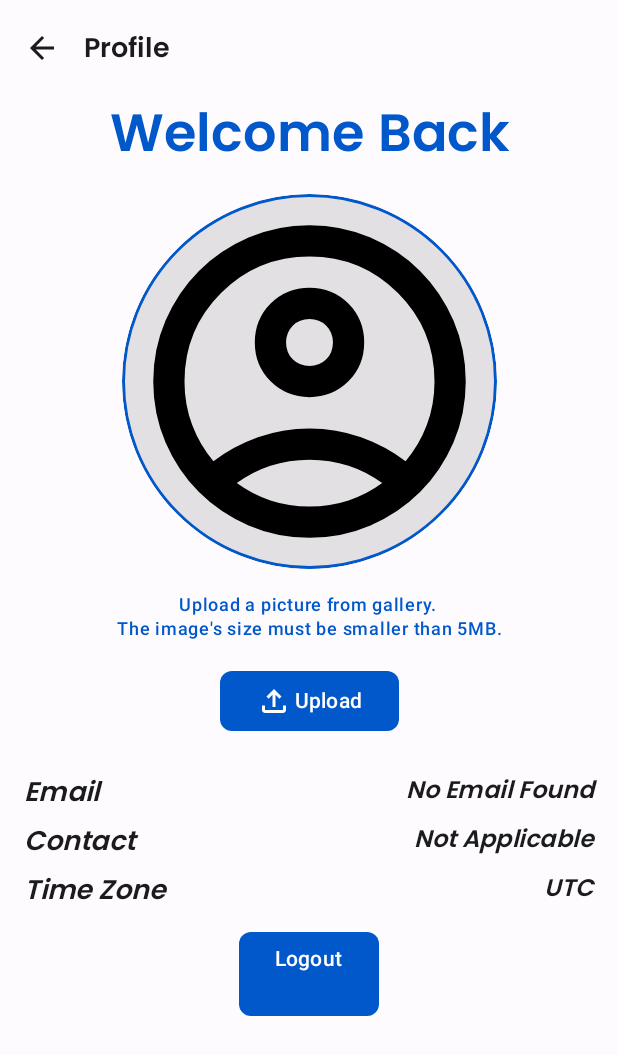
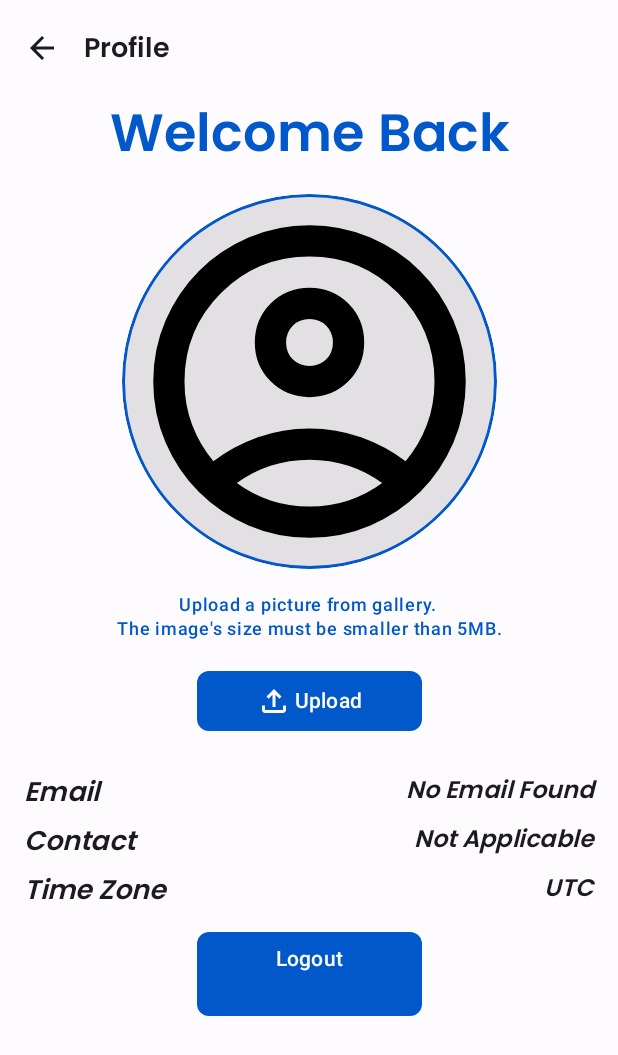
Before and after one commit to esammahdi/YemekCalendar, an Android app built with Jetpack Compose: the ProfileScreen screen opened through its navigation route, on a phone screen of 412 x 824 dp. Shown: the top 1055 px of the screen. Run offline under Robolectric (Android 15) with nearby library versions, the phone set to English and light mode, and no system bars; our stand-ins replace Dagger/Hilt's generated code, Firebase (no records; nobody signed in at launch, a user with empty details on screens opened directly), Room's generated code; pictures from the network do not load.

Commit message:
Changed the `Upload` and `Logout` buttons width to a constant value of 150.dp .

```diff
--- a/app/src/main/java/com/example/yemekcalendar/settings/presentation/ProfileScreen.kt
+++ b/app/src/main/java/com/example/yemekcalendar/settings/presentation/ProfileScreen.kt
@@ -187,6 +187,8 @@ fun ProfileScreen(
                     )
                 }
             ) { paddingValues ->
+                val buttonWidth = 150.dp
+
                 Column(
                     modifier = Modifier
                         .padding(paddingValues)
@@ -248,6 +250,7 @@ fun ProfileScreen(
                     Spacer(modifier = Modifier.height(16.dp))
 
                     Button(
+                        modifier = Modifier.width(buttonWidth),
                         shape = MaterialTheme.shapes.small,
                         onClick = {
                             launcher.launch(
@@ -299,6 +302,7 @@ fun ProfileScreen(
 
                     // Buttons
                     Button(
+                        modifier = Modifier.width(buttonWidth),
                         shape = MaterialTheme.shapes.small,
                         onClick = { profileViewModel.onLogoutButtonClicked() },
                     ) {
```
